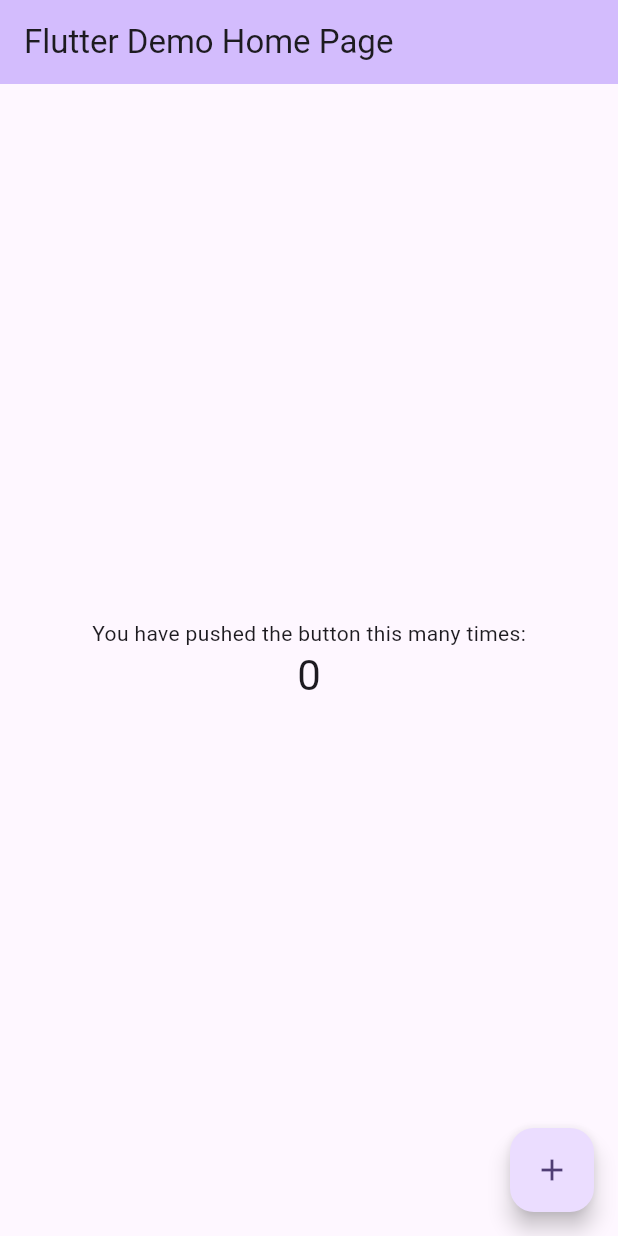
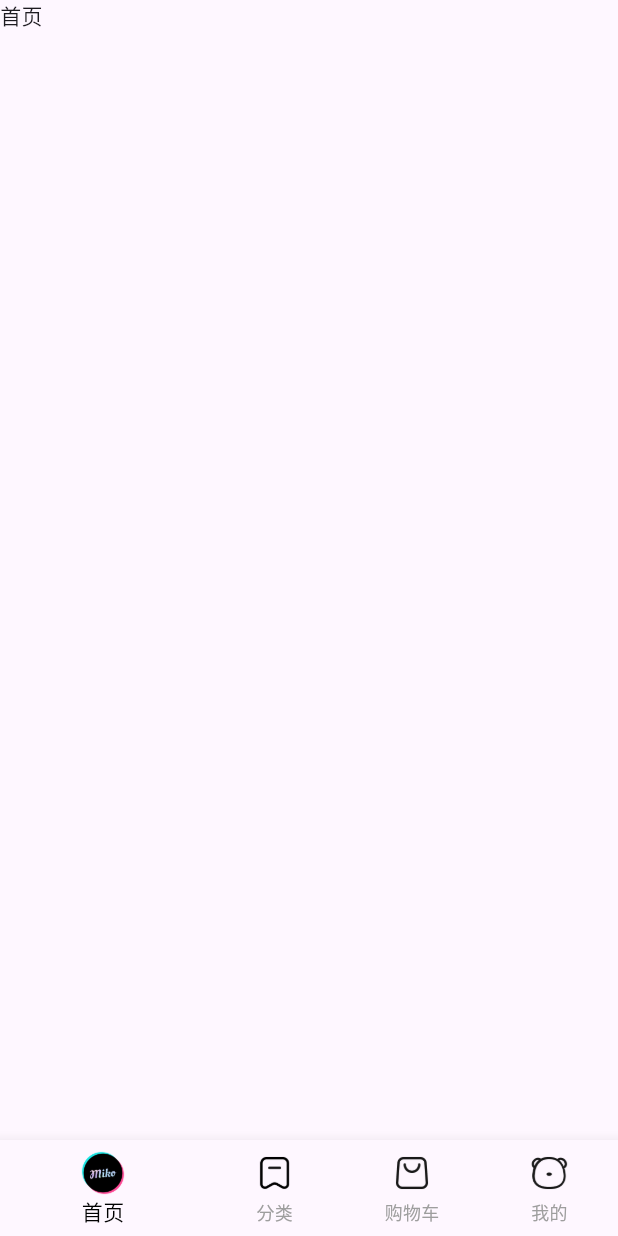
Before and after one commit to notaob/CampusMall---flutter, a Flutter app: the screen it shows after launch, on a phone screen of 412 x 824 dp. Run offline on Flutter 3.47's test engine with Material 3 defaults, Android fonts, the phone set to English and light mode, and no system bars.

Commit message:
新建导航栏

```diff
--- a/lib/main.dart
+++ b/lib/main.dart
@@ -1,122 +1,6 @@
+import 'package:campusmall/routes/getRootWidget.dart';
 import 'package:flutter/material.dart';
 
 void main() {
-  runApp(const MyApp());
+  runApp(getRootWidget());
 }
-
-class MyApp extends StatelessWidget {
-  const MyApp({super.key});
-
-  // This widget is the root of your application.
-  @override
-  Widget build(BuildContext context) {
-    return MaterialApp(
-      title: 'Flutter Demo',
-      theme: ThemeData(
-        // This is the theme of your application.
-        //
-        // TRY THIS: Try running your application with "flutter run". You'll see
-        // the application has a purple toolbar. Then, without quitting the app,
-        // try changing the seedColor in the colorScheme below to Colors.green
-        // and then invoke "hot reload" (save your changes or press the "hot
-        // reload" button in a Flutter-supported IDE, or press "r" if you used
-        // the command line to start the app).
-        //
-        // Notice that the counter didn't reset back to zero; the application
-        // state is not lost during the reload. To reset the state, use hot
-        // restart instead.
-        //
-        // This works for code too, not just values: Most code changes can be
-        // tested with just a hot reload.
-        colorScheme: .fromSeed(seedColor: Colors.deepPurple),
-      ),
-      home: const MyHomePage(title: 'Flutter Demo Home Page'),
-    );
-  }
-}
-
-class MyHomePage extends StatefulWidget {
-  const MyHomePage({super.key, required this.title});
-
-  // This widget is the home page of your application. It is stateful, meaning
-  // that it has a State object (defined below) that contains fields that affect
-  // how it looks.
-
-  // This class is the configuration for the state. It holds the values (in this
-  // case the title) provided by the parent (in this case the App widget) and
-  // used by the build method of the State. Fields in a Widget subclass are
-  // always marked "final".
-
-  final String title;
-
-  @override
-  State<MyHomePage> createState() => _MyHomePageState();
-}
-
-class _MyHomePageState extends State<MyHomePage> {
-  int _counter = 0;
-
-  void _incrementCounter() {
-    setState(() {
-      // This call to setState tells the Flutter framework that something has
-      // changed in this State, which causes it to rerun the build method below
-      // so that the display can reflect the updated values. If we changed
-      // _counter without calling setState(), then the build method would not be
-      // called again, and so nothing would appear to happen.
-      _counter++;
-    });
-  }
-
-  @override
-  Widget build(BuildContext context) {
-    // This method is rerun every time setState is called, for instance as done
-    // by the _incrementCounter method above.
-    //
-    // The Flutter framework has been optimized to make rerunning build methods
-    // fast, so that you can just rebuild anything that needs updating rather
-    // than having to individually change instances of widgets.
-    return Scaffold(
-      appBar: AppBar(
-        // TRY THIS: Try changing the color here to a specific color (to
-        // Colors.amber, perhaps?) and trigger a hot reload to see the AppBar
-        // change color while the other colors stay the same.
-        backgroundColor: Theme.of(context).colorScheme.inversePrimary,
-        // Here we take the value from the MyHomePage object that was created by
-        // the App.build method, and use it to set our appbar title.
-        title: Text(widget.title),
-      ),
-      body: Center(
-        // Center is a layout widget. It takes a single child and positions it
-        // in the middle of the parent.
-        child: Column(
-          // Column is also a layout widget. It takes a list of children and
-          // arranges them vertically. By default, it sizes itself to fit its
-          // children horizontally, and tries to be as tall as its parent.
-          //
-          // Column has various properties to control how it sizes itself and
-          // how it positions its children. Here we use mainAxisAlignment to
-          // center the children vertically; the main axis here is the vertical
-          // axis because Columns are vertical (the cross axis would be
-          // horizontal).
-          //
-          // TRY THIS: Invoke "debug painting" (choose the "Toggle Debug Paint"
-          // action in the IDE, or press "p" in the console), to see the
-          // wireframe for each widget.
-          mainAxisAlignment: .center,
-          children: [
-            const Text('You have pushed the button this many times:'),
-            Text(
-              '$_counter',
-              style: Theme.of(context).textTheme.headlineMedium,
-            ),
-          ],
-        ),
-      ),
-      floatingActionButton: FloatingActionButton(
-        onPressed: _incrementCounter,
-        tooltip: 'Increment',
-        child: const Icon(Icons.add),
-      ),
-    );
-  }
-}
--- /dev/null
+++ b/lib/pages/Home/index.dart
@@ -0,0 +1,17 @@
+import 'package:flutter/material.dart';
+
+class HomeView extends StatefulWidget {
+  HomeView({Key? key}) : super(key: key);
+
+  @override
+  _HomeViewState createState() => _HomeViewState();
+}
+
+class _HomeViewState extends State<HomeView> {
+  @override
+  Widget build(BuildContext context) {
+    return Container(
+       child: Text("首页"),
+    );
+  }
+}
--- /dev/null
+++ b/lib/pages/Main/index.dart
@@ -0,0 +1,74 @@
+import 'package:campusmall/pages/Cart/index.dart';
+import 'package:campusmall/pages/Category/index.dart';
+import 'package:campusmall/pages/Home/index.dart';
+import 'package:campusmall/pages/Mine/index.dart';
+import 'package:flutter/material.dart';
+
+class MainPage extends StatefulWidget {
+  MainPage({Key? key}) : super(key: key);
+
+  @override
+  _MainPageState createState() => _MainPageState();
+}
+
+class _MainPageState extends State<MainPage> {
+  int _currentIndex = 0;
+
+  //渲染四个导航
+  Widget _buildBottomNavigationBar() {
+    return BottomNavigationBar(
+      showUnselectedLabels: true,
+      unselectedItemColor: Colors.grey,
+      selectedItemColor: Colors.black,
+      onTap: (int index) {
+        setState(() {
+          _currentIndex = index;
+        });
+      },
+      currentIndex: _currentIndex,
+      items: [
+        BottomNavigationBarItem(
+          icon: Image.asset("lib/assets/ic_public_home_normal.png", width: 30, height: 30),
+          activeIcon: Image.asset("lib/assets/ic_public_home_active.png", width: 30, height: 30),
+          label: "首页",
+        ),
+        BottomNavigationBarItem(
+          icon: Image.asset("lib/assets/ic_public_pro_normal.png", width: 30, height: 30),
+          activeIcon: Image.asset("lib/assets/ic_public_pro_active.png", width: 30, height: 30),
+          label: "分类",
+        ),
+        BottomNavigationBarItem(
+          icon: Image.asset("lib/assets/ic_public_cart_normal.png", width: 30, height: 30),
+          activeIcon: Image.asset("lib/assets/ic_public_cart_active.png", width: 30, height: 30),
+          label: "购物车",
+        ),
+        BottomNavigationBarItem(
+          icon: Image.asset("lib/assets/ic_public_my_normal.png", width: 30, height: 30),
+          activeIcon: Image.asset("lib/assets/ic_public_my_active.png", width: 30, height: 30),
+          label: "我的",
+        ),
+      ],
+    );
+  }
+
+  List<Widget> _pages() {
+    return [
+      HomeView(),
+      CategoryView(),
+      CartView(),
+      MyView(),
+    ];
+  }
+  @override
+  Widget build(BuildContext context) {
+    return Scaffold(
+      body: SafeArea(
+        child: IndexedStack(
+          index: _currentIndex,
+          children: _pages(),
+        )
+      ),
+      bottomNavigationBar: _buildBottomNavigationBar(),
+    );
+  }
+}
--- a/pubspec.yaml
+++ b/pubspec.yaml
@@ -58,7 +58,8 @@ flutter:
   uses-material-design: true
 
   # To add assets to your application, add an assets section, like this:
-  # assets:
+  assets:
+    - lib/assets/
   #   - images/a_dot_burr.jpeg
   #   - images/a_dot_ham.jpeg
 
```
Also changed, not shown: lib/pages/Cart/index.dart (added, +17 -0 lines), lib/pages/Category/index.dart (added, +17 -0 lines), lib/pages/Login/index.dart (added, +22 -0 lines), lib/pages/Mine/index.dart (added, +17 -0 lines), lib/routes/getRootWidget.dart (added, +17 -0 lines), lib/assets/ic_public_cart_active.png (added), lib/assets/ic_public_cart_normal.png (added), lib/assets/ic_public_home_active.png (added), lib/assets/ic_public_home_normal.png (added), lib/assets/ic_public_my_active.png (added), lib/assets/ic_public_my_normal.png (added), lib/assets/ic_public_pro_active.png (added), lib/assets/ic_public_pro_normal.png (added), 1 other file.
